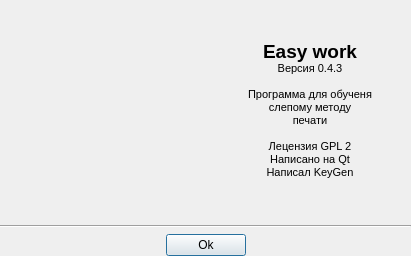
KeyGen/Easy-work, file Easy-work/Plugin/what_is/ui_whatIs.ui: the form before one commit.
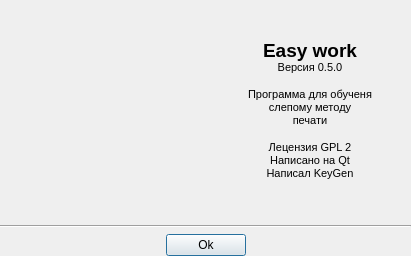
The form after the commit. Icons and pictures are not drawn.

Commit message: Фиксация. Версия 0.5.0. Доработал Режим Уроков

```diff
--- a/Easy-work/Plugin/what_is/ui_whatIs.ui
+++ b/Easy-work/Plugin/what_is/ui_whatIs.ui
@@ -40,8 +40,8 @@
           <string>&lt;!DOCTYPE HTML PUBLIC &quot;-//W3C//DTD HTML 4.0//EN&quot; &quot;http://www.w3.org/TR/REC-html40/strict.dtd&quot;&gt;
 &lt;html&gt;&lt;head&gt;&lt;meta name=&quot;qrichtext&quot; content=&quot;1&quot; /&gt;&lt;style type=&quot;text/css&quot;&gt;
 p, li { white-space: pre-wrap; }
-&lt;/style&gt;&lt;/head&gt;&lt;body style=&quot; font-family:'MS Shell Dlg 2'; font-size:8.25pt; font-weight:400; font-style:normal;&quot;&gt;
-&lt;p align=&quot;center&quot; style=&quot; margin-top:12px; margin-bottom:12px; margin-left:0px; margin-right:0px; -qt-block-indent:0; text-indent:0px;&quot;&gt;&lt;span style=&quot; font-size:14pt; font-weight:600;&quot;&gt;Easy work &lt;/span&gt;&lt;span style=&quot; font-size:8pt;&quot;&gt;&lt;br /&gt;Версия 0.4.3&lt;br /&gt;&lt;br /&gt;Программа для обученя&lt;br /&gt;слепому методу&lt;br /&gt;печати&lt;br /&gt;&lt;br /&gt;Лецензия GPL 2&lt;br /&gt;Написано на Qt&lt;br /&gt;Написал KeyGen&lt;/span&gt;&lt;/p&gt;&lt;/body&gt;&lt;/html&gt;</string>
+&lt;/style&gt;&lt;/head&gt;&lt;body style=&quot; font-family:'Ubuntu'; font-size:9pt; font-weight:400; font-style:normal;&quot;&gt;
+&lt;p align=&quot;center&quot; style=&quot; margin-top:12px; margin-bottom:12px; margin-left:0px; margin-right:0px; -qt-block-indent:0; text-indent:0px;&quot;&gt;&lt;span style=&quot; font-family:'MS Shell Dlg 2'; font-size:14pt; font-weight:600;&quot;&gt;Easy work &lt;/span&gt;&lt;span style=&quot; font-family:'MS Shell Dlg 2'; font-size:8pt;&quot;&gt;&lt;br /&gt;Версия 0.5.0&lt;br /&gt;&lt;br /&gt;Программа для обученя&lt;br /&gt;слепому методу&lt;br /&gt;печати&lt;br /&gt;&lt;br /&gt;Лецензия GPL 2&lt;br /&gt;Написано на Qt&lt;br /&gt;Написал KeyGen&lt;/span&gt;&lt;/p&gt;&lt;/body&gt;&lt;/html&gt;</string>
          </property>
         </widget>
        </item>
```
The commit also changes 38 other files.
